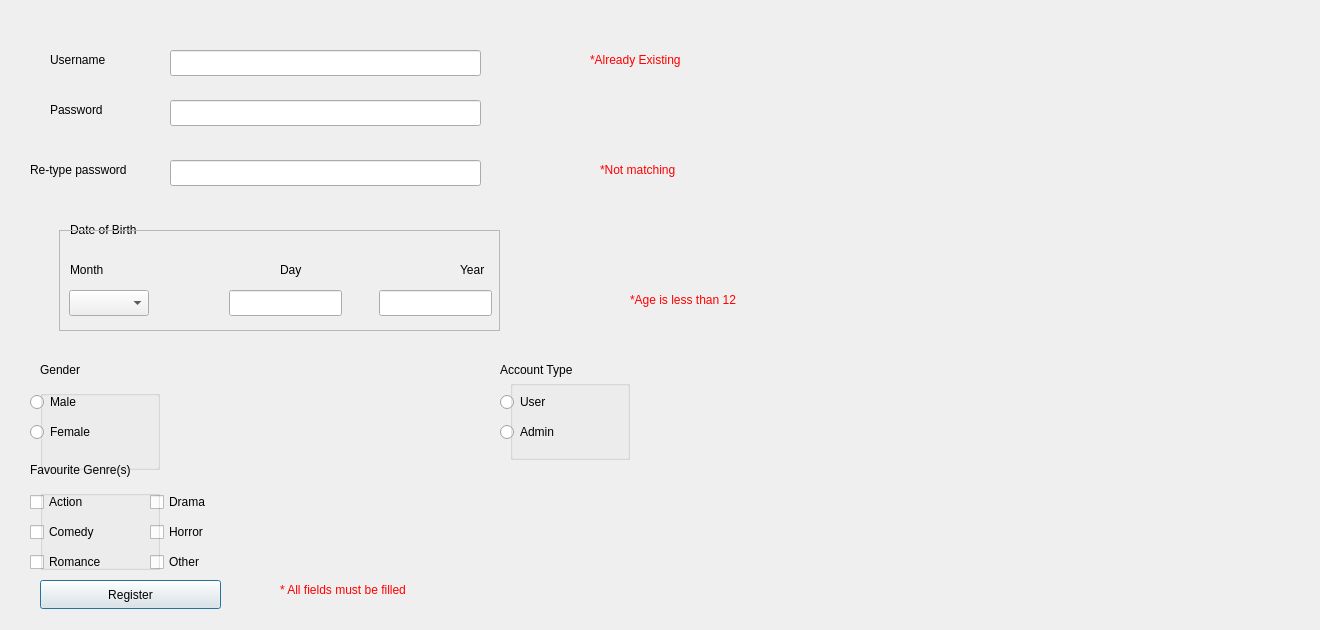
ahmedhosny05/cinema-project, file registerwindow.ui: the form before one commit.
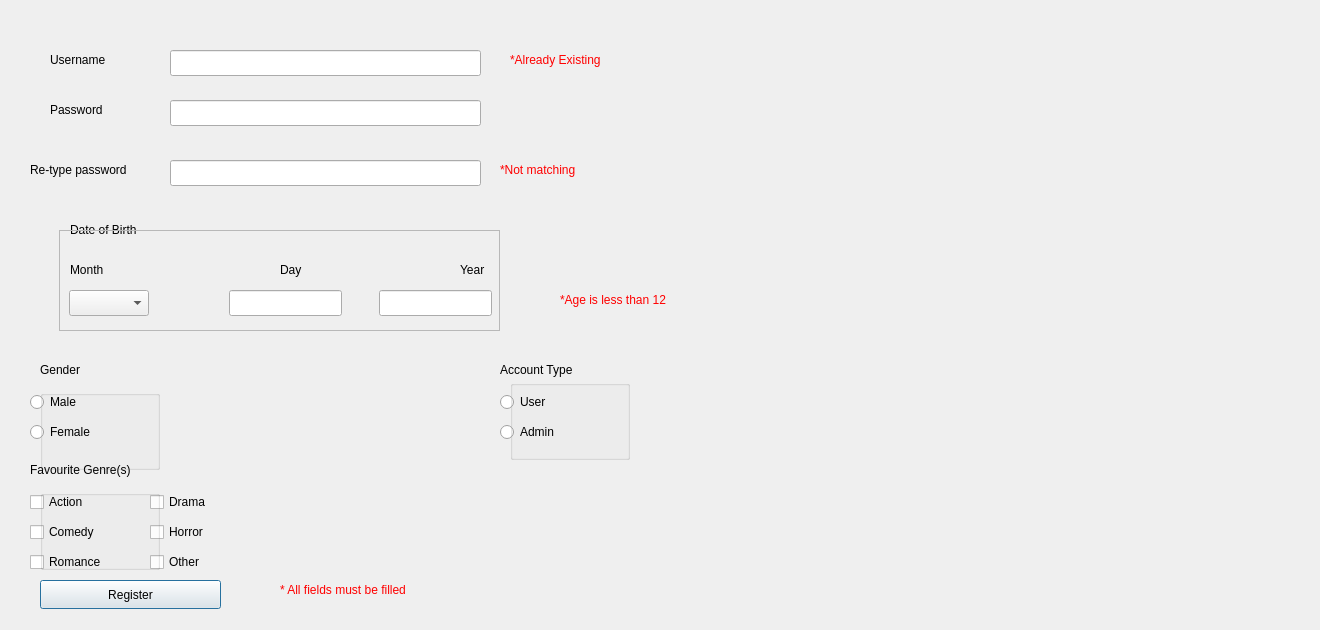
The form after the commit.

```diff
--- a/registerwindow.ui
+++ b/registerwindow.ui
@@ -65,7 +65,7 @@
   <widget class="QLabel" name="message">
    <property name="geometry">
     <rect>
-     <x>590</x>
+     <x>510</x>
      <y>50</y>
      <width>151</width>
      <height>20</height>
@@ -104,7 +104,7 @@
   <widget class="QLabel" name="message2">
    <property name="geometry">
     <rect>
-     <x>600</x>
+     <x>500</x>
      <y>160</y>
      <width>121</width>
      <height>20</height>
@@ -254,7 +254,7 @@
   <widget class="QLabel" name="year1">
    <property name="geometry">
     <rect>
-     <x>630</x>
+     <x>560</x>
      <y>280</y>
      <width>181</width>
      <height>41</height>
```
